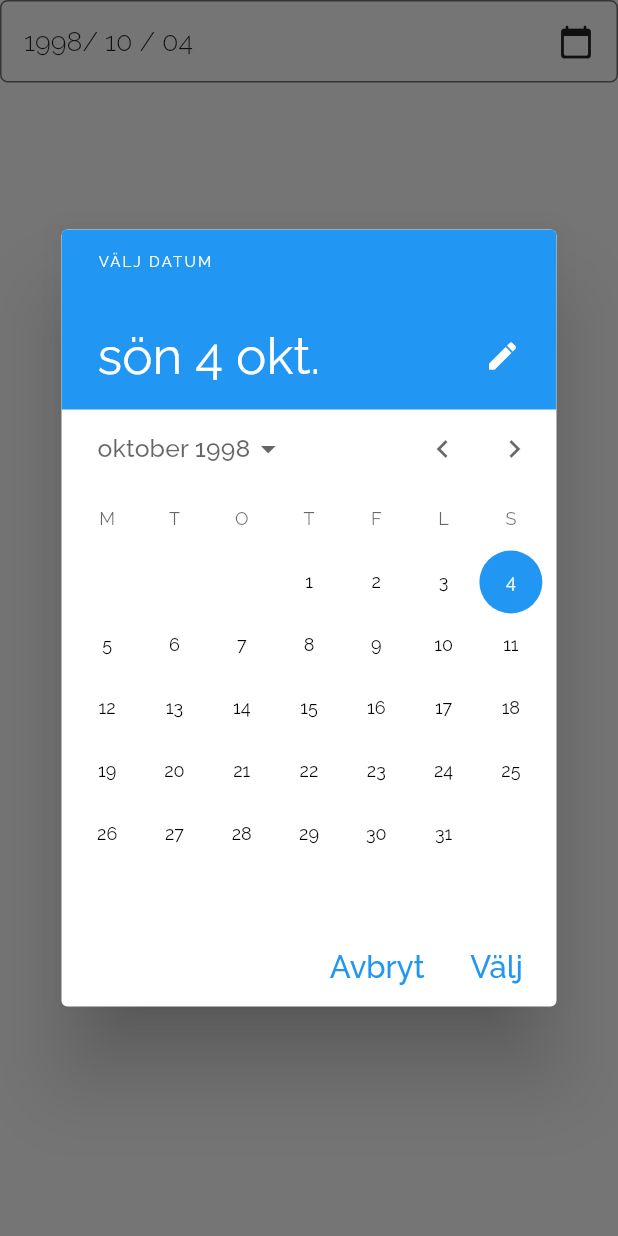
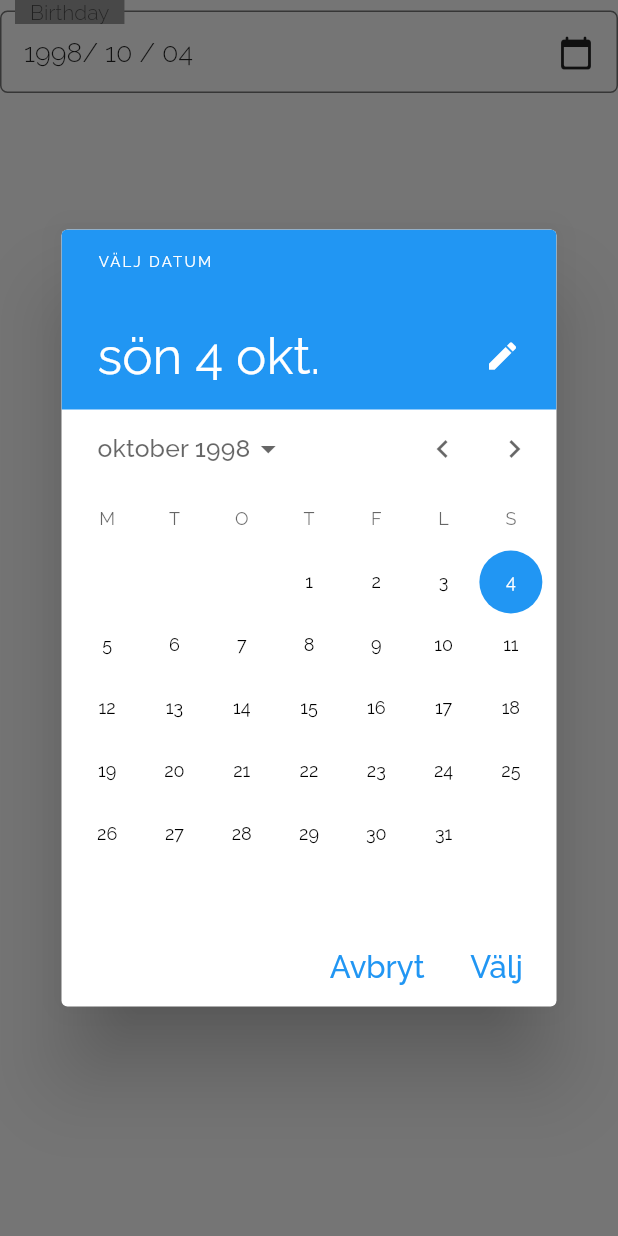
Before and after one commit to cuongdang1998/zporter_preview, a Flutter app: the CommonDateTimePicker widget shown alone on an empty page, opened directly, after a tap on an icon or button, on a phone screen of 412 x 824 dp. Run offline on Flutter 3.47's test engine with Material 2 defaults, Android fonts, the phone set to English and light mode, and no system bars; our stand-ins replace bloc, dio, dropdown_search, equatable, fl_chart, flutter_bloc and 7 more; accounts and stored records are empty; generated files the repository leaves out were written again.

Commit message:
fix label text

```diff
--- a/lib/config/language.dart
+++ b/lib/config/language.dart
@@ -27,5 +27,9 @@ class AppLanguage with ChangeNotifier {
 
   static CountryLangModel getSelectedItem() => languages.firstWhere(
         (langModel) => langModel.langCode == getLanguageCode(),
+        orElse: () => CountryLangModel(
+          langCode: "sv",
+          langName: "Swedish",
+        ),
       );
 }
--- a/lib/presentation/setting/ui/settings/page_settings.dart
+++ b/lib/presentation/setting/ui/settings/page_settings.dart
@@ -1,6 +1,5 @@
 import 'package:flutter/material.dart';
 import 'package:zporter_preview/config/language.dart';
-import 'package:zporter_preview/generated/l10n.dart';
 import 'package:zporter_preview/presentation/setting/ui/widget/widget_common_date_picker.dart';
 import 'package:zporter_preview/presentation/setting/ui/widget/widget_common_dropdown.dart';
 import 'package:zporter_preview/presentation/setting/ui/widget/widget_common_text_field.dart';
@@ -23,13 +22,16 @@ class _SettingsPageState extends State<SettingsPage> {
       child: SingleChildScrollView(
         child: Column(
           children: [
-            CommonTextField(),
+            CommonTextField(
+              labelText: 'Email',
+            ),
             CommonDropDown(
               items: AppLanguage.languages,
               selectedItem: AppLanguage.getSelectedItem(),
               onChange: (lang) {
                 getIt<AppLanguage>().changeLanguage(lang);
               },
+              labelText: 'Language',
             ),
             NotificationTileWidget(),
             CommonDateTimePicker(
@@ -37,6 +39,7 @@ class _SettingsPageState extends State<SettingsPage> {
                 print("selected date $selectedDate");
               },
               selectedDate: DateTime(1998, 10, 04),
+              labelText: "Birthday",
             )
           ],
         ),
--- a/lib/presentation/setting/ui/widget/widget_common_date_picker.dart
+++ b/lib/presentation/setting/ui/widget/widget_common_date_picker.dart
@@ -9,15 +9,17 @@ class CommonDateTimePicker extends StatefulWidget {
   final DateTime? lastDate;
   final DateTime? currentDate;
   final ValueChanged onSelectedDate;
+  final String? labelText;
 
-  CommonDateTimePicker({
-    Key? key,
+  CommonDateTimePicker(
+      {Key? key,
       this.selectedDate,
       required this.onSelectedDate,
       this.firstDate,
       this.lastDate,
       this.currentDate,
-  }) : super(key: key);
+      this.labelText})
+      : super(key: key);
 
   @override
   _CommonDateTimePickerState createState() => _CommonDateTimePickerState();
@@ -26,12 +28,21 @@ class CommonDateTimePicker extends StatefulWidget {
 class _CommonDateTimePickerState extends State<CommonDateTimePicker> {
   @override
   Widget build(BuildContext context) {
-    return GestureDetector(
+    return SizedBox(
+      height: 62,
+      child: Stack(
+        children: [
+          Positioned(
+            bottom: 0,
+            right: 0,
+            left: 0,
+            child: GestureDetector(
               onTap: () async {
                 await pickDateDialog(widget.selectedDate);
               },
               child: Container(
                 height: 55,
+                alignment: Alignment.bottomCenter,
                 padding: EdgeInsets.only(left: 15),
                 decoration: BoxDecoration(
                     borderRadius: BorderRadius.circular(5),
@@ -57,6 +68,26 @@ class _CommonDateTimePickerState extends State<CommonDateTimePicker> {
                     )
                   ],
                 ),
+              ),
+            ),
+          ),
+          Positioned(
+            top: 0,
+            left: 10,
+            child: Container(
+              padding: EdgeInsets.symmetric(
+                horizontal: 10,
+              ),
+              color: Colors.grey,
+              child: Center(
+                child: Text(
+                  widget.labelText ?? '',
+                  style: TextStyle(fontSize: 14, color: Colors.black54),
+                ),
+              ),
+            ),
+          ),
+        ],
       ),
     );
   }
--- a/pubspec.yaml
+++ b/pubspec.yaml
@@ -43,8 +43,8 @@ dependencies:
   flutter_svg: ^0.22.0
   intl: ^0.17.0
   firebase_core: ^1.0.4
-  firebase_analytics: ^8.0.1
-  firebase_crashlytics: ^2.0.0
+#  firebase_analytics: ^8.0.1
+#  firebase_crashlytics: ^2.0.0
   flutter_screenutil: ^5.0.0
   fl_chart: ^0.36.0
   scroll_to_index: ^2.0.0
```
Also changed, not shown: lib/presentation/setting/ui/widget/widget_common_dropdown.dart (+9 -30 lines), lib/presentation/setting/ui/widget/widget_common_text_field.dart (+19 -28 lines), pubspec.lock, 7 other files. Lines whose indentation alone changed are shown as unchanged.
